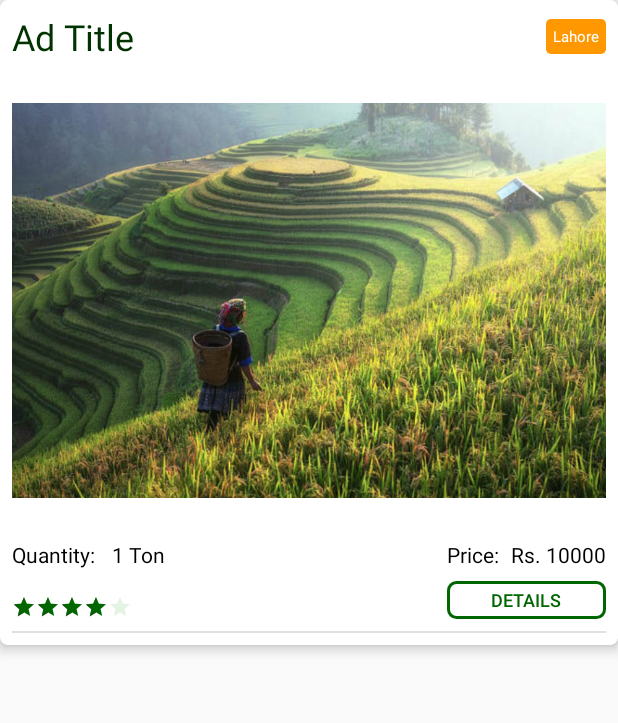
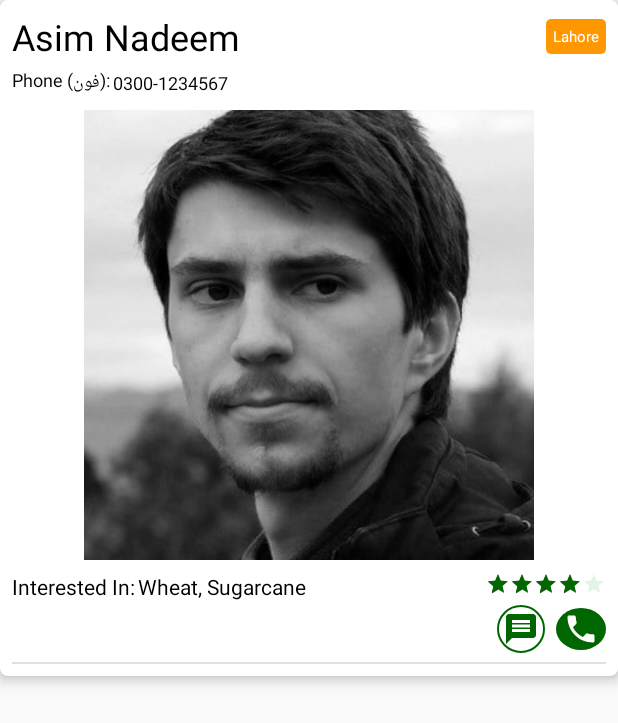
Before and after one commit to The-Sparkers/Agri-Project, an Android app: the layout fragment_sellad.xml on its own in the app's theme, with its tools: preview values and no code run, on a phone screen of 412 x 824 dp. Shown: the top 723 px of the screen. Run offline under Robolectric (Android 15) with nearby library versions, the phone set to English and light mode, and no system bars.

Commit message:
enhancements and improvements in the UI

```diff
--- a/MobileApp/app/src/main/java/com/sparkerz/pakfarmers/fragments/buyfragment/MyBuyAdRecyclerViewAdapter.java
+++ b/MobileApp/app/src/main/java/com/sparkerz/pakfarmers/fragments/buyfragment/MyBuyAdRecyclerViewAdapter.java
@@ -39,7 +39,7 @@ public class MyBuyAdRecyclerViewAdapter extends RecyclerView.Adapter<MyBuyAdRecy
     public void onBindViewHolder(final ViewHolder holder, int position) {
         holder.mItem = mValues.get(position);
         holder.txtTitle.setText(mValues.get(position).content);
-        holder.txtPrice.setText("1000");
+        holder.txtPrice.setText("10,00,000");
 
         holder.mView.setOnClickListener(new View.OnClickListener() {
             @Override
--- /dev/null
+++ b/MobileApp/app/src/main/res/drawable/bg_call_broker_btn.xml
@@ -0,0 +1,11 @@
+<?xml version="1.0" encoding="utf-8"?>
+<ripple xmlns:android="http://schemas.android.com/apk/res/android"
+    android:color="@color/colorSecondaryDark">
+    <item>
+        <shape android:shape="oval">
+            <padding android:bottom="2dp" android:left="5dp" android:right="5dp" android:top="2dp"/>
+            <solid android:color="@color/colorSecondary"/>
+            <!--<stroke android:color="@color/colorSecondary" android:width="2dp"/>-->
+        </shape>
+    </item>
+</ripple>
--- /dev/null
+++ b/MobileApp/app/src/main/res/drawable/bg_message_btn.xml
@@ -0,0 +1,11 @@
+<?xml version="1.0" encoding="utf-8"?>
+<ripple xmlns:android="http://schemas.android.com/apk/res/android"
+    android:color="@color/colorSecondaryDark">
+    <item android:gravity="center">
+        <shape android:shape="oval">
+            <padding android:bottom="4dp" android:left="4dp" android:right="4dp" android:top="4dp"/>
+            <solid android:color="@android:color/transparent"/>
+            <stroke android:width="1dp" android:color="@color/colorSecondary"/>
+        </shape>
+    </item>
+</ripple>
--- /dev/null
+++ b/MobileApp/app/src/main/res/drawable/ic_message_white_24dp.xml
@@ -0,0 +1,5 @@
+<vector xmlns:android="http://schemas.android.com/apk/res/android" android:width="24dp"
+    android:height="24dp" android:tint="@color/colorSecondary"
+    android:viewportWidth="24.0" android:viewportHeight="24.0">
+    <path android:fillColor="#FF000000" android:pathData="M20,2L4,2c-1.1,0 -1.99,0.9 -1.99,2L2,22l4,-4h14c1.1,0 2,-0.9 2,-2L22,4c0,-1.1 -0.9,-2 -2,-2zM18,14L6,14v-2h12v2zM18,11L6,11L6,9h12v2zM18,8L6,8L6,6h12v2z"/>
+</vector>
--- /dev/null
+++ b/MobileApp/app/src/main/res/drawable/ic_phone_white_24dp.xml
@@ -0,0 +1,5 @@
+<vector xmlns:android="http://schemas.android.com/apk/res/android" android:width="24dp"
+    android:height="24dp" android:tint="#ffffff"
+    android:viewportWidth="24.0" android:viewportHeight="24.0">
+    <path android:fillColor="#FF000000" android:pathData="M6.62,10.79c1.44,2.83 3.76,5.14 6.59,6.59l2.2,-2.2c0.27,-0.27 0.67,-0.36 1.02,-0.24 1.12,0.37 2.33,0.57 3.57,0.57 0.55,0 1,0.45 1,1V20c0,0.55 -0.45,1 -1,1 -9.39,0 -17,-7.61 -17,-17 0,-0.55 0.45,-1 1,-1h3.5c0.55,0 1,0.45 1,1 0,1.25 0.2,2.45 0.57,3.57 0.11,0.35 0.03,0.74 -0.25,1.02l-2.2,2.2z"/>
+</vector>
--- a/MobileApp/app/src/main/res/layout/fragment_sellad.xml
+++ b/MobileApp/app/src/main/res/layout/fragment_sellad.xml
@@ -11,92 +11,71 @@
         android:layout_width="match_parent"
         android:layout_height="match_parent">
 
-        <Button
-            android:id="@+id/btnViewDetails"
-            android:layout_width="0dp"
-            android:layout_height="0dp"
+        <ImageButton
+            android:id="@+id/btnCall"
+            android:layout_width="wrap_content"
+            android:layout_height="wrap_content"
             android:layout_marginTop="8dp"
-            android:background="@drawable/bg_btn_view_details"
-            android:text="Details"
-            android:textColor="@color/colorSecondary"
-            android:textSize="12sp"
-            app:layout_constraintBottom_toBottomOf="@+id/rateQuality"
-            app:layout_constraintEnd_toEndOf="@+id/txtPrice"
-            app:layout_constraintStart_toStartOf="@+id/textView5"
-            app:layout_constraintTop_toBottomOf="@+id/txtPrice" />
+            android:background="@drawable/bg_call_broker_btn"
+            app:layout_constraintEnd_toEndOf="@+id/rateBroker"
+            app:layout_constraintTop_toBottomOf="@+id/rateBroker"
+            app:srcCompat="@drawable/ic_phone_white_24dp" />
+
+        <ImageButton
+            android:id="@+id/btnMessage"
+            android:layout_width="wrap_content"
+            android:layout_height="wrap_content"
+            android:background="@drawable/bg_message_btn"
+            app:layout_constraintBottom_toBottomOf="@+id/btnCall"
+            app:layout_constraintEnd_toStartOf="@+id/btnCall"
+            app:layout_constraintStart_toStartOf="@+id/rateBroker"
+            app:layout_constraintTop_toTopOf="@+id/btnCall"
+            app:srcCompat="@drawable/ic_message_white_24dp" />
 
         <ImageView
-            android:id="@+id/imgAd"
+            android:id="@+id/imageView"
             android:layout_width="0dp"
-            android:layout_height="303dp"
-            android:layout_marginStart="8dp"
+            android:layout_height="@dimen/list_image_height"
             android:layout_marginTop="8dp"
-            android:layout_marginEnd="8dp"
-            app:layout_constraintEnd_toEndOf="parent"
-            app:layout_constraintLeft_toLeftOf="parent"
-            app:layout_constraintStart_toStartOf="parent"
-            app:layout_constraintTop_toBottomOf="@+id/txtTitle"
-            app:srcCompat="@drawable/agri_1" />
+            app:layout_constraintEnd_toEndOf="@+id/txtLocation"
+            app:layout_constraintStart_toStartOf="@+id/txtBrokerName"
+            app:layout_constraintTop_toBottomOf="@+id/textView8"
+            app:srcCompat="@drawable/agri_4" />
 
         <RatingBar
-            android:id="@+id/rateQuality"
+            android:id="@+id/rateBroker"
             style="@style/RatingBar"
             android:layout_width="wrap_content"
             android:layout_height="wrap_content"
-            android:layout_marginTop="8dp"
-            android:layout_marginBottom="8dp"
-            android:max="5"
             android:numStars="5"
             android:progressBackgroundTint="@color/colorSecondaryLight"
             android:progressTint="@color/colorSecondary"
             android:rating="4"
             android:stepSize="0.1"
-            app:layout_constraintBottom_toBottomOf="parent"
-            app:layout_constraintStart_toStartOf="@+id/textView2"
-            app:layout_constraintTop_toBottomOf="@+id/textView2" />
+            app:layout_constraintEnd_toEndOf="@+id/imageView"
+            app:layout_constraintTop_toTopOf="@+id/txtInterests" />
 
         <TextView
-            android:id="@+id/txtQuantity"
+            android:id="@+id/textView8"
             android:layout_width="wrap_content"
             android:layout_height="wrap_content"
-            android:layout_marginStart="8dp"
-            android:text="1 Ton"
+            android:layout_marginTop="4dp"
+            android:text="@string/text_phone"
             android:textColor="@color/colorTextPositive"
-            app:layout_constraintBottom_toBottomOf="@+id/textView2"
-            app:layout_constraintStart_toEndOf="@+id/textView2"
-            app:layout_constraintTop_toTopOf="@+id/textView2" />
+            android:textSize="12sp"
+            app:layout_constraintStart_toStartOf="@+id/txtBrokerName"
+            app:layout_constraintTop_toBottomOf="@+id/txtBrokerName" />
 
         <TextView
-            android:id="@+id/txtPrice"
-            android:layout_width="wrap_content"
-            android:layout_height="wrap_content"
-            android:layout_marginTop="8dp"
-            android:text="Rs. 10000"
-            android:textColor="@color/colorTextPositive"
-            app:layout_constraintEnd_toEndOf="@+id/imgAd"
-            app:layout_constraintTop_toBottomOf="@+id/imgAd" />
-
-        <TextView
-            android:id="@+id/textView5"
-            android:layout_width="wrap_content"
-            android:layout_height="wrap_content"
-            android:layout_marginEnd="8dp"
-            android:text="Price:"
-            android:textColor="@color/colorTextPositive"
-            app:layout_constraintBottom_toBottomOf="@+id/txtPrice"
-            app:layout_constraintEnd_toStartOf="@+id/txtPrice"
-            app:layout_constraintTop_toTopOf="@+id/txtPrice" />
-
-        <TextView
-            android:id="@+id/txtTitle"
+            android:id="@+id/txtBrokerName"
             android:layout_width="0dp"
             android:layout_height="wrap_content"
             android:layout_marginStart="8dp"
             android:layout_marginTop="8dp"
             android:layout_marginEnd="8dp"
-            android:text="Ad Title"
-            android:textColor="@color/colorSecondaryDark"
-            android:textSize="24sp"
+            android:text="Asim Nadeem"
+            android:textColor="@color/colorTextPositive"
+            android:textSize="@dimen/list_title_size"
             app:layout_constraintEnd_toStartOf="@+id/txtLocation"
             app:layout_constraintStart_toStartOf="parent"
             app:layout_constraintTop_toTopOf="parent" />
@@ -109,33 +88,57 @@
             android:background="@drawable/bg_location_label"
             android:text="Lahore"
             android:textColor="@color/colorTextNegative"
-            android:textSize="10sp"
-            app:layout_constraintBottom_toBottomOf="@+id/txtTitle"
+            android:textSize="@dimen/label_location_text_size"
+            app:layout_constraintBottom_toBottomOf="@+id/txtBrokerName"
             app:layout_constraintEnd_toEndOf="parent"
-            app:layout_constraintTop_toTopOf="@+id/txtTitle" />
+            app:layout_constraintTop_toTopOf="@+id/txtBrokerName" />
 
         <TextView
-            android:id="@+id/textView2"
+            android:id="@+id/textView4"
             android:layout_width="wrap_content"
             android:layout_height="wrap_content"
             android:layout_marginTop="8dp"
-            android:text="Quantity: "
+            android:text="@string/text_interested_in"
             android:textColor="@color/colorTextPositive"
-            app:layout_constraintStart_toStartOf="@+id/imgAd"
-            app:layout_constraintTop_toBottomOf="@+id/imgAd" />
+            app:layout_constraintStart_toStartOf="@+id/imageView"
+            app:layout_constraintTop_toBottomOf="@+id/imageView" />
+
+        <TextView
+            android:id="@+id/txtInterests"
+            android:layout_width="0dp"
+            android:layout_height="wrap_content"
+            android:layout_marginStart="2dp"
+            android:layout_marginEnd="4dp"
+            android:text="Wheat, Sugarcane"
+            android:textColor="@color/colorTextPositive"
+            app:layout_constraintEnd_toStartOf="@+id/rateBroker"
+            app:layout_constraintStart_toEndOf="@+id/textView4"
+            app:layout_constraintTop_toTopOf="@+id/textView4" />
+
+        <TextView
+            android:id="@+id/txtBrokerPhoneNumber"
+            android:layout_width="0dp"
+            android:layout_height="wrap_content"
+            android:layout_marginStart="2dp"
+            android:layout_marginEnd="8dp"
+            android:text="0300-1234567"
+            android:textColor="@color/colorTextPositive"
+            android:textSize="12sp"
+            app:layout_constraintBottom_toBottomOf="@+id/textView8"
+            app:layout_constraintEnd_toEndOf="parent"
+            app:layout_constraintStart_toEndOf="@+id/textView8"
+            app:layout_constraintTop_toTopOf="@+id/textView8" />
 
         <View
-            android:id="@+id/divider"
-            android:layout_width="match_parent"
+            android:id="@+id/divider2"
+            android:layout_width="0dp"
             android:layout_height="1dp"
-            android:layout_marginStart="8dp"
             android:layout_marginTop="8dp"
-            android:layout_marginEnd="8dp"
             android:layout_marginBottom="8dp"
             android:background="?android:attr/listDivider"
             app:layout_constraintBottom_toBottomOf="parent"
-            app:layout_constraintEnd_toEndOf="parent"
-            app:layout_constraintStart_toStartOf="parent"
-            app:layout_constraintTop_toBottomOf="@+id/btnViewDetails" />
+            app:layout_constraintEnd_toEndOf="@+id/btnCall"
+            app:layout_constraintStart_toStartOf="@+id/textView4"
+            app:layout_constraintTop_toBottomOf="@+id/btnCall" />
     </androidx.constraintlayout.widget.ConstraintLayout>
 </androidx.cardview.widget.CardView>
--- a/MobileApp/app/src/main/res/values/dimens.xml
+++ b/MobileApp/app/src/main/res/values/dimens.xml
@@ -6,4 +6,7 @@
     <dimen name="fab_margin">16dp</dimen>
     <dimen name="appbar_padding_top">8dp</dimen>
     <dimen name="text_margin">16dp</dimen>
+    <dimen name="list_title_size">24sp</dimen>
+    <dimen name="label_location_text_size">10sp</dimen>
+    <dimen name="list_image_height">300dp</dimen>
 </resources>
```
Also changed, not shown: MobileApp/app/src/main/java/com/sparkerz/pakfarmers/fragments/sellfragment/MySellAdRecyclerViewAdapter.java (+7 -7 lines), MobileApp/app/src/main/res/layout/fragment_buyad.xml (+54 -34 lines), MobileApp/app/src/main/res/values/strings.xml (+9 -1 lines), MobileApp/app/src/main/res/drawable-v24/agri_4.jpg (added).
